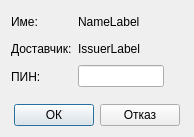
Before: the Qt Designer form src/View/Widgets/PinPromptDialog.ui in thefinalcutbg/OpenPrescription, drawn with Qt 5.
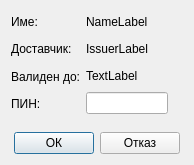
After: the same form once the commit is applied.

The edit to the form file:
```diff
--- a/src/View/Widgets/PinPromptDialog.ui
+++ b/src/View/Widgets/PinPromptDialog.ui
@@ -7,7 +7,7 @@
     <x>0</x>
     <y>0</y>
     <width>194</width>
-    <height>137</height>
+    <height>165</height>
    </rect>
   </property>
   <property name="windowTitle">
@@ -57,6 +57,13 @@
          </property>
         </widget>
        </item>
+       <item>
+        <widget class="QLabel" name="label_4">
+         <property name="text">
+          <string>Валиден до:</string>
+         </property>
+        </widget>
+       </item>
        <item>
         <widget class="QLabel" name="label">
          <property name="text">
@@ -94,6 +101,19 @@
          </property>
         </widget>
        </item>
+       <item>
+        <widget class="QLabel" name="expieryLabel">
+         <property name="minimumSize">
+          <size>
+           <width>0</width>
+           <height>21</height>
+          </size>
+         </property>
+         <property name="text">
+          <string>TextLabel</string>
+         </property>
+        </widget>
+       </item>
        <item>
         <layout class="QHBoxLayout" name="horizontalLayout">
          <item>
```
